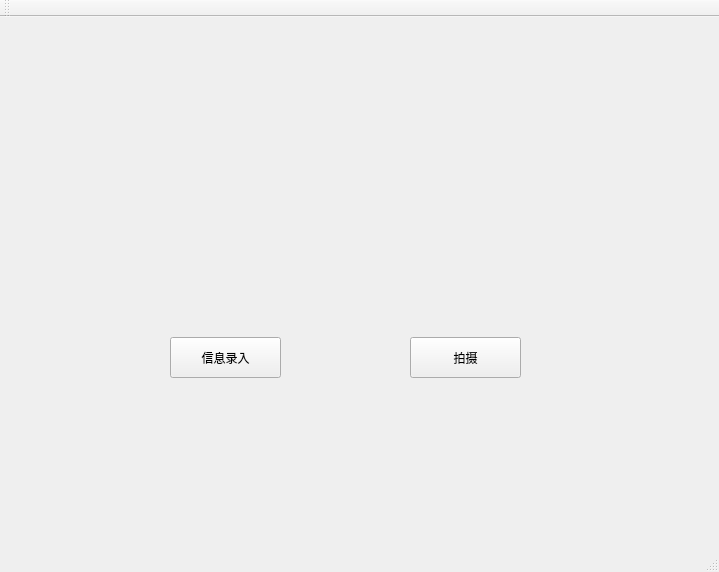
Qt form QtGuiFaceRecognition/QtGuiFaceRecognition.ui (CAiNSEMBRACE/FaceRecognition) before a commit.
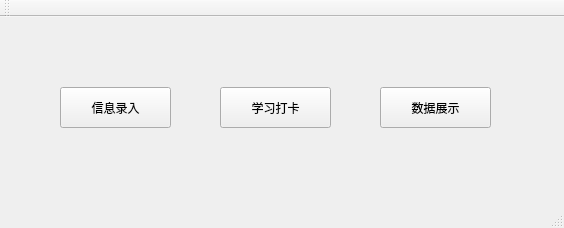
The same form after that commit.

```diff
--- a/QtGuiFaceRecognition/QtGuiFaceRecognition.ui
+++ b/QtGuiFaceRecognition/QtGuiFaceRecognition.ui
@@ -6,8 +6,8 @@
    <rect>
     <x>0</x>
     <y>0</y>
-    <width>719</width>
-    <height>572</height>
+    <width>564</width>
+    <height>228</height>
    </rect>
   </property>
   <property name="windowTitle">
@@ -17,8 +17,8 @@
    <widget class="QPushButton" name="pushButton_1">
     <property name="geometry">
      <rect>
-      <x>170</x>
-      <y>320</y>
+      <x>60</x>
+      <y>70</y>
       <width>111</width>
       <height>41</height>
      </rect>
@@ -30,14 +30,27 @@
    <widget class="QPushButton" name="pushButton_2">
     <property name="geometry">
      <rect>
-      <x>410</x>
-      <y>320</y>
+      <x>220</x>
+      <y>70</y>
       <width>111</width>
       <height>41</height>
      </rect>
     </property>
     <property name="text">
-     <string>拍摄</string>
+     <string>学习打卡</string>
+    </property>
+   </widget>
+   <widget class="QPushButton" name="pushButton_3">
+    <property name="geometry">
+     <rect>
+      <x>380</x>
+      <y>70</y>
+      <width>111</width>
+      <height>41</height>
+     </rect>
+    </property>
+    <property name="text">
+     <string>数据展示</string>
     </property>
    </widget>
   </widget>
```
Left out of the diff: 2 changed lines with no effect on the pictures.
